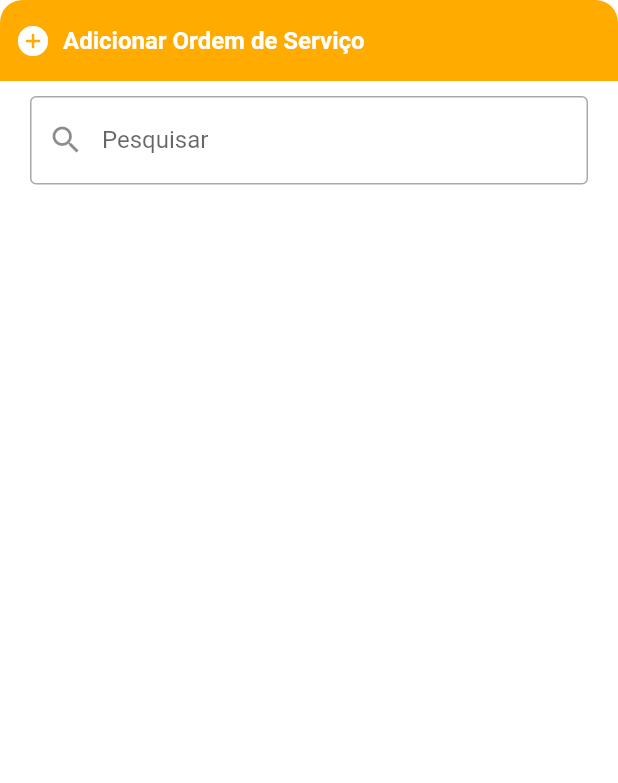
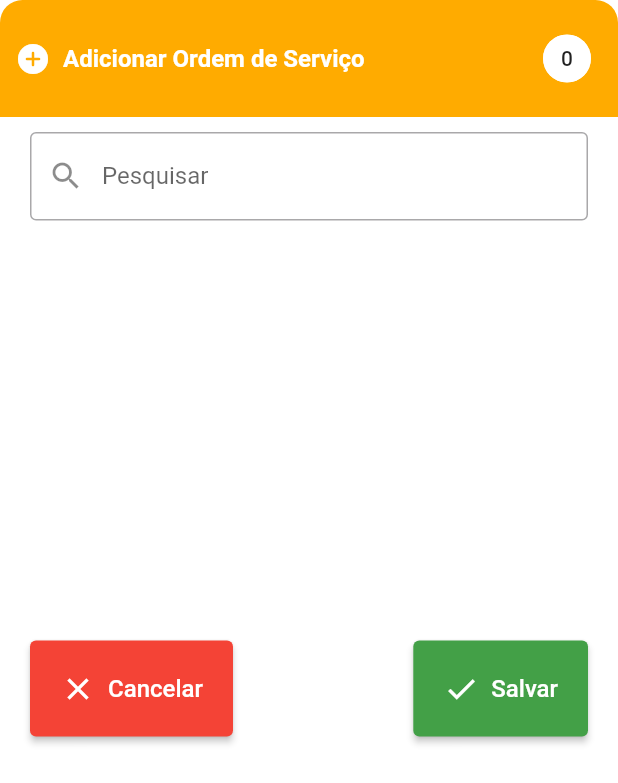
Before and after one commit to Kaued/LogSanApp, a Flutter app: the ServiceOrderModal screen opened directly with empty values, on a phone screen of 412 x 824 dp. Shown: the top 783 px of the screen. Run offline on Flutter 3.47's test engine with Material 3 defaults, Android fonts, the phone set to English and light mode, and no system bars; our stand-ins replace cloud_firestore, firebase_auth, firebase_core, flutter_animate; accounts and stored records are empty.

```diff
--- a/lib/Components/WorkRoutes/service_order_modal.dart
+++ b/lib/Components/WorkRoutes/service_order_modal.dart
@@ -2,15 +2,21 @@ import 'dart:async';
 
 import 'package:cloud_firestore/cloud_firestore.dart';
 import 'package:flutter/material.dart';
+import 'package:flutter/widgets.dart';
 import 'package:logsan_app/Components/loading_positioned.dart';
 import 'package:logsan_app/Controllers/work_route_controller.dart';
 import 'package:logsan_app/Models/service_order.dart';
 import 'package:logsan_app/Models/type_order.dart';
 
 class ServiceOrderModal extends StatefulWidget {
-  const ServiceOrderModal({super.key, required this.chooseServiceOrders});
+  const ServiceOrderModal({
+    super.key,
+    required this.chooseServiceOrders,
+    required this.onSave,
+  });
 
   final List<String> chooseServiceOrders;
+  final void Function(List<String> chooseServiceOrders) onSave;
 
   @override
   State<ServiceOrderModal> createState() => _ServiceOrderModalState();
@@ -29,11 +35,6 @@ class _ServiceOrderModalState extends State<ServiceOrderModal> {
   @override
   void initState() {
     super.initState();
-
-    setState(() {
-      chooseServiceOrders = widget.chooseServiceOrders;
-    });
-
     _loadServiceOrders();
   }
 
@@ -127,6 +128,11 @@ class _ServiceOrderModalState extends State<ServiceOrderModal> {
     });
   }
 
+  void saveForm() {
+    widget.onSave(chooseServiceOrders);
+    Navigator.of(context).pop();
+  }
+
   @override
   Widget build(BuildContext context) {
     final theme = Theme.of(context);
@@ -166,6 +172,11 @@ class _ServiceOrderModalState extends State<ServiceOrderModal> {
                       textAlign: TextAlign.start,
                     ),
                   ),
+                  const Spacer(),
+                  Chip(
+                    label: Text("${chooseServiceOrders.length}"),
+                    backgroundColor: Colors.white,
+                  ),
                 ],
               ),
             ),
@@ -190,8 +201,9 @@ class _ServiceOrderModalState extends State<ServiceOrderModal> {
                               controller: _searchController,
                               onChanged: _onSearchChanged,
                             ),
-                            SizedBox(
-                              height: 300,
+                            Container(
+                              padding: const EdgeInsets.symmetric(vertical: 8),
+                              height: 280,
                               child: ListView.builder(
                                   itemCount: serviceOrders.length,
                                   itemBuilder: (context, index) {
@@ -268,7 +280,75 @@ class _ServiceOrderModalState extends State<ServiceOrderModal> {
                                           )),
                                     );
                                   }),
-                            )
+                            ),
+                            Row(
+                              mainAxisAlignment: MainAxisAlignment.spaceBetween,
+                              children: [
+                                Padding(
+                                  padding: const EdgeInsets.only(right: 8),
+                                  child: ElevatedButton(
+                                    onPressed: () =>
+                                        Navigator.of(context).pop(),
+                                    style: ElevatedButton.styleFrom(
+                                      backgroundColor: Colors.red,
+                                      padding: const EdgeInsets.symmetric(
+                                        vertical: 20,
+                                        horizontal: 20,
+                                      ),
+                                    ),
+                                    child: Row(
+                                      children: [
+                                        const Icon(
+                                          Icons.close,
+                                          color: Colors.white,
+                                        ),
+                                        Padding(
+                                          padding:
+                                              const EdgeInsets.only(left: 8),
+                                          child: Text(
+                                            "Cancelar",
+                                            style: theme.textTheme.titleMedium!
+                                                .copyWith(
+                                              color: Colors.white,
+                                              fontWeight: FontWeight.w500,
+                                            ),
+                                          ),
+                                        ),
+                                      ],
+                                    ),
+                                  ),
+                                ),
+                                ElevatedButton(
+                                  onPressed: saveForm,
+                                  style: ElevatedButton.styleFrom(
+                                    backgroundColor: Colors.green[600],
+                                    padding: const EdgeInsets.symmetric(
+                                      vertical: 20,
+                                      horizontal: 20,
+                                    ),
+                                  ),
+                                  child: Row(
+                                    children: [
+                                      const Icon(
+                                        Icons.check,
+                                        color: Colors.white,
+                                      ),
+                                      Padding(
+                                        padding: const EdgeInsets.only(left: 8),
+                                        child: Text(
+                                          "Salvar",
+                                          style: theme.textTheme.titleMedium!
+                                              .copyWith(
+                                            color: Colors.white,
+                                            fontWeight: FontWeight.w500,
+                                          ),
+                                        ),
+                                      ),
+                                    ],
+                                  ),
+                                ),
+                              ],
+                            ),
                           ],
                         ),
                       ),
--- a/lib/Repositories/order_route_repository.dart
+++ b/lib/Repositories/order_route_repository.dart
@@ -28,4 +28,8 @@ class OrderRouteRepository {
 
     return orders.docs;
   }
+
+  Future<void> createOrderRoute(OrderRoute orderRoute) async {
+    await _orderRouteCollection.add(orderRoute);
+  }
 }
--- a/lib/Repositories/work_route_repository.dart
+++ b/lib/Repositories/work_route_repository.dart
@@ -12,4 +12,10 @@ class WorkRouteRepository {
             WorkRoute.fromJson(snapshot.data()!),
         toFirestore: (workRoute, options) => workRoute.toJson(),
       );
+
+  Future<String> createWorkRoute(WorkRoute workRoute) async {
+    final document = await _workRouteCollection.add(workRoute);
+
+    return document.id;
+  }
 }
```
Also changed, not shown: lib/Components/WorkRoutes/list_service_order.dart (added, +123 -0 lines), lib/Controllers/work_route_controller.dart (+20 -0 lines), lib/Pages/work_routes_form.dart (+49 -19 lines), lib/Repositories/service_order_repository.dart (+16 -4 lines).
